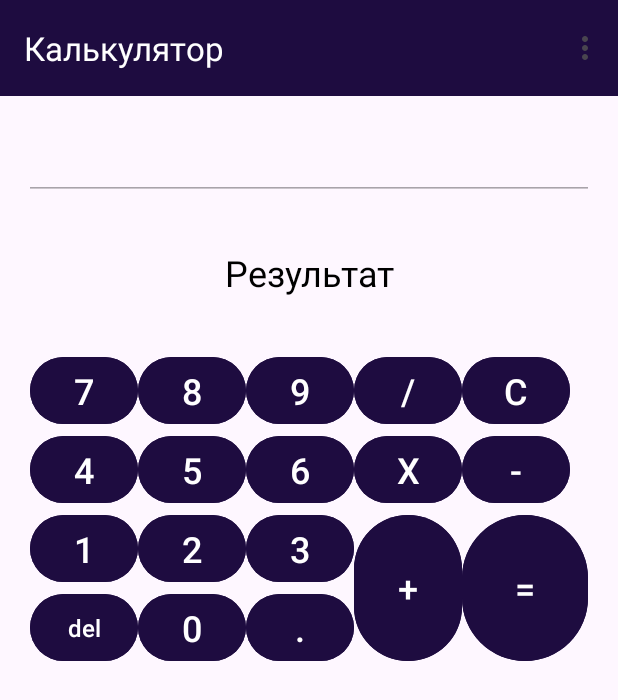
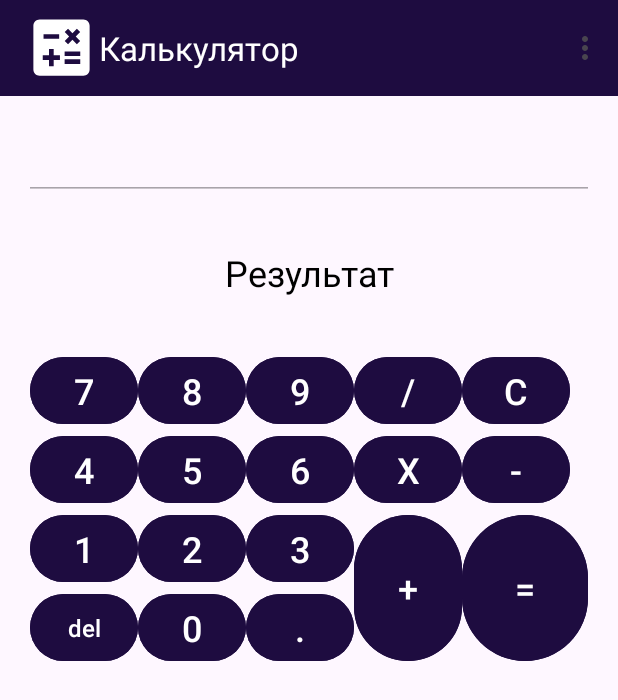
Before and after one commit to mykaida/CraftCalculanor, an Android app: the screen it shows after launch (MainActivity), on a phone screen of 412 x 824 dp. Shown: the top 700 px of the screen. Run offline under Robolectric (Android 15) with nearby library versions, the phone set to English and light mode, and no system bars.

```diff
--- /dev/null
+++ b/app/src/main/res/drawable/calculate.xml
@@ -0,0 +1,5 @@
+<vector xmlns:android="http://schemas.android.com/apk/res/android" android:height="50dp" android:tint="@color/white" android:viewportHeight="24" android:viewportWidth="24" android:width="50dp">
+
+    <path android:fillColor="@color/title_background" android:pathData="M19,3H5C3.9,3 3,3.9 3,5v14c0,1.1 0.9,2 2,2h14c1.1,0 2,-0.9 2,-2V5C21,3.9 20.1,3 19,3zM13.03,7.06L14.09,6l1.41,1.41L16.91,6l1.06,1.06l-1.41,1.41l1.41,1.41l-1.06,1.06L15.5,9.54l-1.41,1.41l-1.06,-1.06l1.41,-1.41L13.03,7.06zM6.25,7.72h5v1.5h-5V7.72zM11.5,16h-2v2H8v-2H6v-1.5h2v-2h1.5v2h2V16zM18,17.25h-5v-1.5h5V17.25zM18,14.75h-5v-1.5h5V14.75z"/>
+
+</vector>
--- a/app/src/main/res/layout/activity_main.xml
+++ b/app/src/main/res/layout/activity_main.xml
@@ -14,6 +14,8 @@
         android:layout_height="wrap_content"
         android:background="@color/title_background"
         app:titleTextColor="@color/white"
+
+        app:logo="@drawable/calculate"
         app:title="Калькулятор"/>
 
 
```
